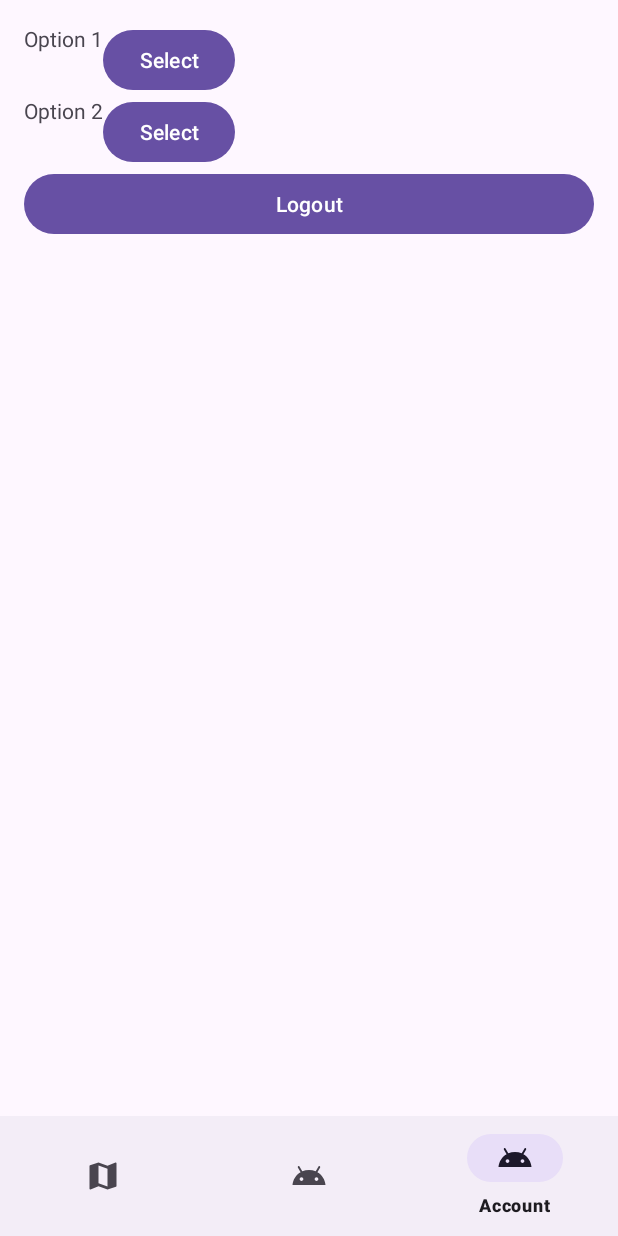
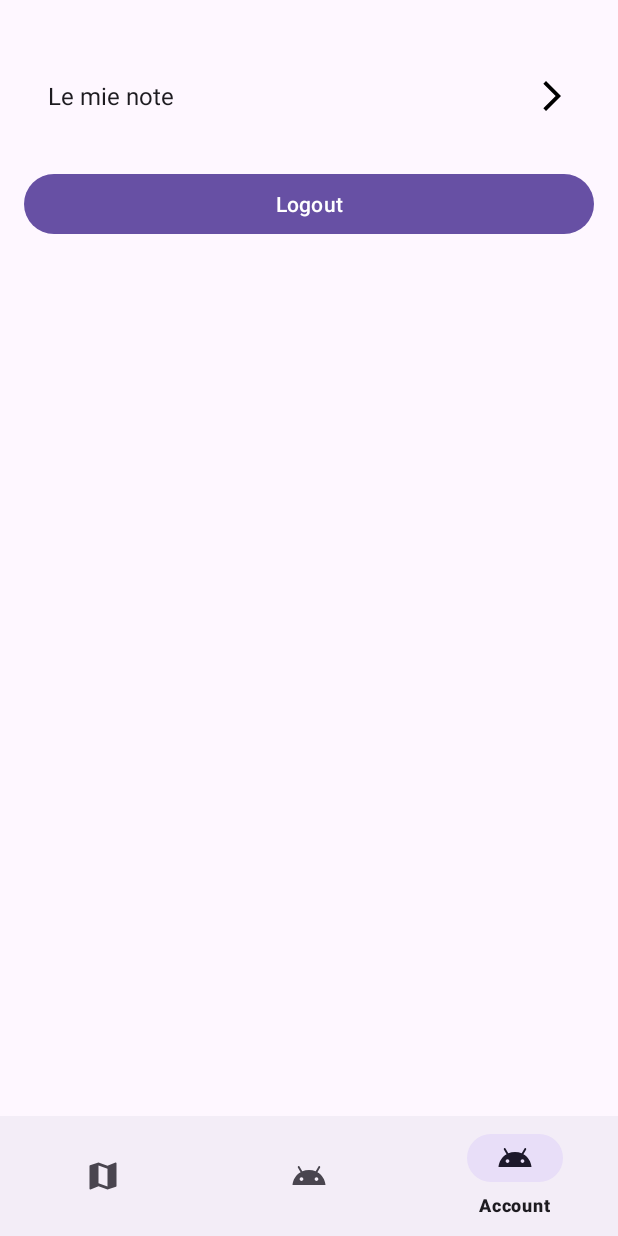
Before and after one commit to Peppe289/EchoTrail, an Android app: the screen it shows after launch once a user with an empty profile is signed in (DispatcherActivity), item 3 of the bottom bar chosen, on a phone screen of 412 x 824 dp. Run offline under Robolectric (Android 15) with nearby library versions, the phone set to English and light mode, and no system bars; our stand-ins replace Firebase (no records; nobody signed in at launch, a user with empty details on screens opened directly).

Commit message:
rework Account page
Signed-off-by: Peppe289 <gsperanza204@protonmail.com>

```diff
--- a/app/src/main/AndroidManifest.xml
+++ b/app/src/main/AndroidManifest.xml
@@ -5,6 +5,7 @@
     <uses-permission android:name="android.permission.ACCESS_NETWORK_STATE" />
 
     <application
+        android:enableOnBackInvokedCallback="true"
         android:allowBackup="true"
         android:dataExtractionRules="@xml/data_extraction_rules"
         android:fullBackupContent="@xml/backup_rules"
--- a/app/src/main/java/com/peppe289/echotrail/AccountFragment.java
+++ b/app/src/main/java/com/peppe289/echotrail/AccountFragment.java
@@ -1,16 +1,16 @@
 package com.peppe289.echotrail;
 
 import android.os.Bundle;
-
-import androidx.fragment.app.Fragment;
-
 import android.util.Log;
 import android.view.LayoutInflater;
 import android.view.View;
 import android.view.ViewGroup;
-import android.widget.Button;
+
+import androidx.annotation.NonNull;
+import androidx.fragment.app.Fragment;
 
 import com.peppe289.echotrail.controller.user.UserController;
+import com.peppe289.echotrail.databinding.FragmentAccountBinding;
 import com.peppe289.echotrail.utils.MoveActivity;
 
 /**
@@ -18,22 +18,23 @@ import com.peppe289.echotrail.utils.MoveActivity;
  * create an instance of this fragment.
  */
 public class AccountFragment extends Fragment {
+    private FragmentAccountBinding binding;
 
     @Override
-    public void onCreate(Bundle savedInstanceState) {
-        super.onCreate(savedInstanceState);
-    }
+    public View onCreateView(@NonNull LayoutInflater inflater, ViewGroup container,
+                             Bundle savedInstanceState) {
+        binding = FragmentAccountBinding.inflate(inflater, container, false);
+        View rootView = binding.getRoot();
 
-    @Override
-    public View onCreateView(LayoutInflater inflater, ViewGroup container,
-                             Bundle savedInstanceState) {
-        View rootView = inflater.inflate(R.layout.fragment_account, container, false);
-        Button logoutBtn = rootView.findViewById(R.id.logoutBtn);
-        logoutBtn.setOnClickListener(view -> {
+        // TODO: implements the button function (should be open personal notes list)
+        binding.mynotes.setOnClickListener(view -> Log.i("AccountFragment", "My notes button clicked"));
+
+        binding.logoutBtn.setOnClickListener(view -> {
             UserController.logout();
             MoveActivity.rebaseActivity(getActivity(), MainActivity.class);
             Log.i("AccountFragment", "User logged out");
         });
+
         return rootView;
     }
 }
--- /dev/null
+++ b/app/src/main/res/drawable/baseline_arrow_forward_ios_24.xml
@@ -0,0 +1,5 @@
+<vector xmlns:android="http://schemas.android.com/apk/res/android" android:autoMirrored="true" android:height="24dp" android:tint="#000000" android:viewportHeight="24" android:viewportWidth="24" android:width="24dp">
+
+    <path android:fillColor="@android:color/white" android:pathData="M6.23,20.23l1.77,1.77l10,-10l-10,-10l-1.77,1.77l8.23,8.23z"/>
+
+</vector>
--- a/app/src/main/res/layout/fragment_account.xml
+++ b/app/src/main/res/layout/fragment_account.xml
@@ -1,61 +1,53 @@
 <?xml version="1.0" encoding="utf-8"?>
-<FrameLayout xmlns:android="http://schemas.android.com/apk/res/android"
+<androidx.constraintlayout.widget.ConstraintLayout xmlns:android="http://schemas.android.com/apk/res/android"
+    xmlns:app="http://schemas.android.com/apk/res-auto"
     xmlns:tools="http://schemas.android.com/tools"
     android:layout_width="match_parent"
     android:layout_height="match_parent"
     tools:context=".AccountFragment">
 
-    <!-- TableLayout as the parent container -->
+    <ScrollView
+        android:layout_width="match_parent"
+        android:layout_height="0dp"
+        app:layout_constraintBottom_toBottomOf="parent"
+        app:layout_constraintTop_toTopOf="parent">
+
         <TableLayout
             android:layout_width="match_parent"
             android:layout_height="wrap_content"
+            android:layout_marginTop="20sp"
             android:padding="16dp">
 
-        <!-- First row with option 1 -->
+            <!-- start row -->
             <TableRow
-            android:layout_width="match_parent"
-            android:layout_height="wrap_content">
+                android:id="@+id/mynotes"
+                style="@style/Widget.MyApp.Row"
+                android:background="?attr/selectableItemBackground"
+                android:clickable="true"
+                android:focusable="true">
 
                 <TextView
-                android:id="@+id/textView1"
-                android:layout_width="wrap_content"
-                android:layout_height="wrap_content"
-                android:layout_gravity="start"
-                android:text="Option 1" />
+                    android:id="@+id/left_text"
+                    style="@style/Widget.MyApp.RowLeftItem"
+                    android:background="#00000000"
+                    android:text="@string/le_mie_note" />
 
-            <Button
-                android:id="@+id/button1"
-                android:layout_width="wrap_content"
-                android:layout_height="wrap_content"
-                android:layout_gravity="end"
-                android:text="Select" />
+                <ImageView
+                    android:id="@+id/right_arrow"
+                    style="@style/Widget.MyApp.RowRightItem"
+                    android:background="#00000000"
+                    android:contentDescription="@string/right_arrow"
+                    android:src="@drawable/baseline_arrow_forward_ios_24" />
             </TableRow>
-
-        <!-- Second row with option 2 -->
-        <TableRow
-            android:layout_width="match_parent"
-            android:layout_height="wrap_content">
-
-            <TextView
-                android:id="@+id/textView2"
-                android:layout_width="wrap_content"
-                android:layout_height="wrap_content"
-                android:layout_gravity="start"
-                android:text="Option 2" />
-
-            <Button
-                android:id="@+id/button2"
-                android:layout_width="wrap_content"
-                android:layout_height="wrap_content"
-                android:layout_gravity="end"
-                android:text="Select" />
-        </TableRow>
+            <!-- end row -->
 
             <Button
                 android:id="@+id/logoutBtn"
                 android:layout_width="match_parent"
                 android:layout_height="wrap_content"
+                android:layout_marginTop="20sp"
                 android:text="@string/logout" />
         </TableLayout>
 
-</FrameLayout>
+    </ScrollView>
+</androidx.constraintlayout.widget.ConstraintLayout>
--- a/app/src/main/res/values/strings.xml
+++ b/app/src/main/res/values/strings.xml
@@ -12,4 +12,6 @@
     <string name="password">Password</string>
     <string name="email">Email</string>
     <string name="username">Username</string>
+    <string name="right_arrow">right_arrow</string>
+    <string name="le_mie_note">Le mie note</string>
 </resources>
--- a/app/src/main/res/values/style.xml
+++ b/app/src/main/res/values/style.xml
@@ -14,4 +14,22 @@
         <item name="android:textColor">#FFFFFF</item>
         <item name="android:layout_margin">15dp</item>
     </style>
+
+    <style name="Widget.MyApp.Row" parent="Widget.Material3.TabLayout.Secondary">
+        <item name="android:gravity">center</item>
+        <item name="android:padding">16dp</item>
+    </style>
+
+    <style name="Widget.MyApp.RowLeftItem" parent="Widget.Material3.TabLayout.Secondary">
+        <item name="android:layout_width">0dp</item>
+        <item name="android:layout_height">wrap_content</item>
+        <item name="android:layout_weight">1</item>
+        <item name="android:textSize">16sp</item>
+    </style>
+
+    <style name="Widget.MyApp.RowRightItem" parent="Widget.Material3.TabLayout.Secondary">
+        <item name="android:layout_width">wrap_content</item>
+        <item name="android:layout_height">wrap_content</item>
+        <item name="android:layout_gravity">end</item>
+    </style>
 </resources>
```
Lines whose indentation alone changed are shown as unchanged.
